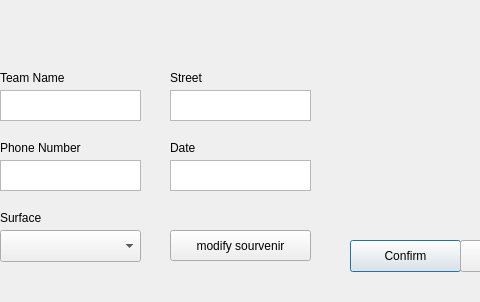
Above: app/baseball_gui/modify_stadium.ui from housengw/CS8-I-Love-Baseball before the change; both pictures show x 210 to 690 and y 0 to 302 of the 806 by 302 pixel window. Below: the same form after it.
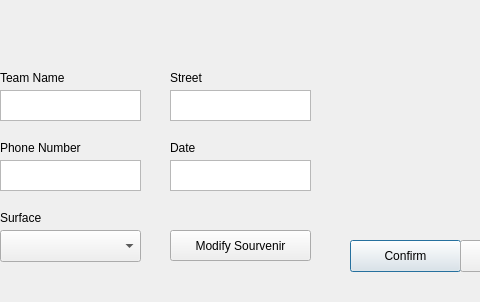
That is the form after the change.

What changed in the file:
```diff
--- a/app/baseball_gui/modify_stadium.ui
+++ b/app/baseball_gui/modify_stadium.ui
@@ -233,7 +233,7 @@
     </rect>
    </property>
    <property name="text">
-    <string>modify sourvenir</string>
+    <string>Modify Sourvenir</string>
    </property>
   </widget>
  </widget>
```
